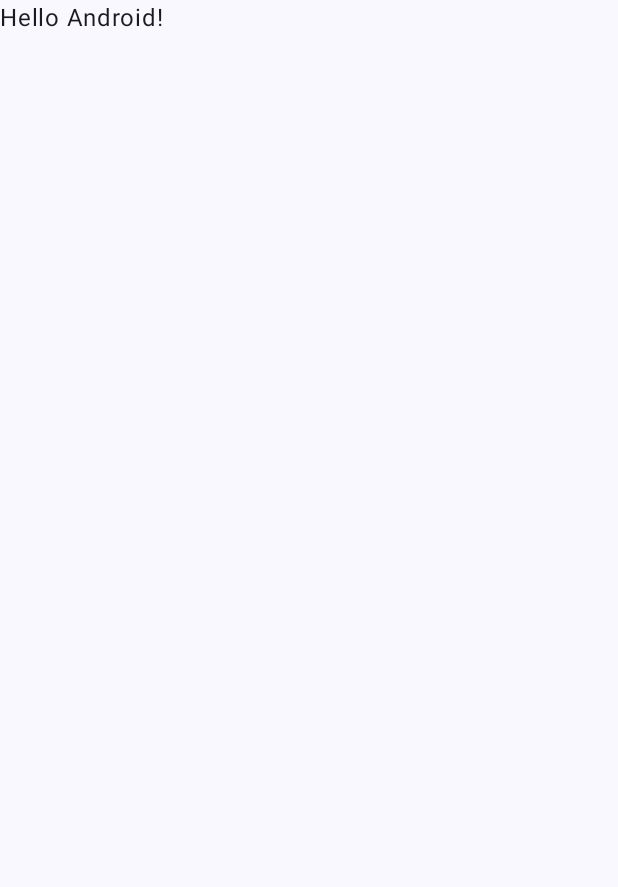
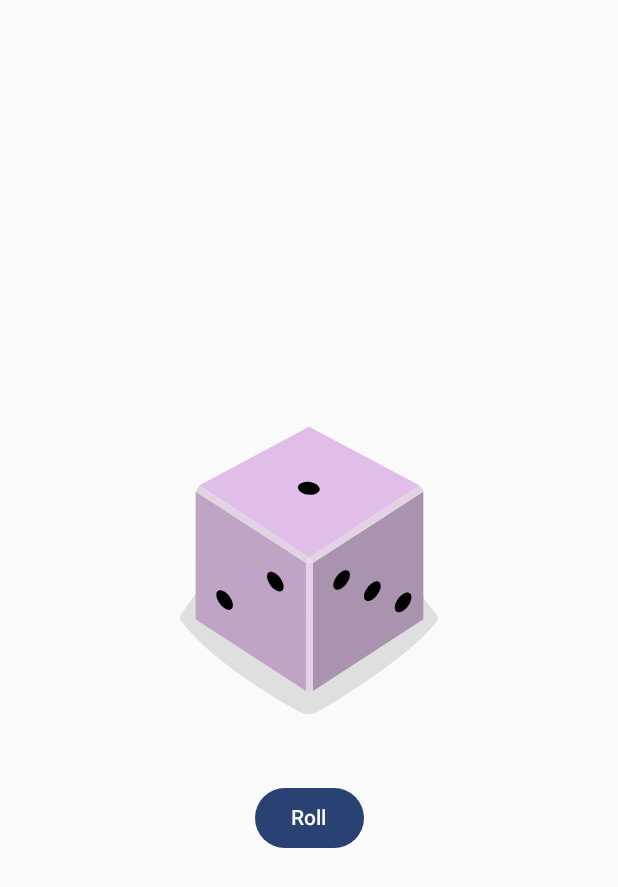
Before and after one commit to laura7durieux/AndroidAppTraining, an Android app built with Jetpack Compose: the screen it shows after launch (MainActivity), on a phone screen of 412 x 824 dp. Before the commit the part shown is almost empty. Shown: the top 887 px of the screen. Run offline under Robolectric (Android 15) with nearby library versions, the light colour scheme and no system bars.

Commit message:
Diceprojet done

```diff
--- a/RollerDice/app/src/main/java/com/example/rollerdice/MainActivity.kt
+++ b/RollerDice/app/src/main/java/com/example/rollerdice/MainActivity.kt
@@ -3,14 +3,31 @@
 import android.os.Bundle
 import androidx.activity.ComponentActivity
 import androidx.activity.compose.setContent
+import androidx.compose.foundation.Image
+import androidx.compose.foundation.layout.Arrangement
+import androidx.compose.foundation.layout.Column
+import androidx.compose.foundation.layout.Spacer
 import androidx.compose.foundation.layout.fillMaxSize
+import androidx.compose.foundation.layout.height
+import androidx.compose.foundation.layout.wrapContentSize
+import androidx.compose.material3.Button
 import androidx.compose.material3.MaterialTheme
 import androidx.compose.material3.Surface
 import androidx.compose.material3.Text
 import androidx.compose.runtime.Composable
+import androidx.compose.runtime.getValue
+import androidx.compose.runtime.mutableStateOf
+import androidx.compose.runtime.remember
+import androidx.compose.runtime.setValue
+import androidx.compose.ui.Alignment
+import androidx.compose.ui.Alignment.Companion.CenterVertically
 import androidx.compose.ui.Modifier
+import androidx.compose.ui.res.painterResource
+import androidx.compose.ui.res.stringResource
 import androidx.compose.ui.tooling.preview.Preview
+import androidx.compose.ui.unit.dp
 import com.example.rollerdice.ui.theme.RollerDiceTheme
+import java.nio.file.WatchEvent
 
 /* Link to the course:
 https://developer.android.com/codelabs/basic-android-kotlin-compose-build-a-dice-roller-app?continue=https%3A%2F%2Fdeveloper.android.com%2Fcourses%2Fpathways%2Fandroid-basics-compose-unit-2-pathway-2%23codelab-https%3A%2F%2Fdeveloper.android.com%2Fcodelabs%2Fbasic-android-kotlin-compose-build-a-dice-roller-app#2
@@ -22,30 +39,49 @@
         super.onCreate(savedInstanceState)
         setContent {
             RollerDiceTheme {
-                // A surface container using the 'background' color from the theme
-                Surface(
-                    modifier = Modifier.fillMaxSize(),
-                    color = MaterialTheme.colorScheme.background
-                ) {
-                    Greeting("Android")
-                }
+                DiceRollerApp()
+
             }
         }
     }
 }
 
 @Composable
-fun Greeting(name: String, modifier: Modifier = Modifier) {
-    Text(
-        text = "Hello $name!",
-        modifier = modifier
-    )
+fun DiceWithButtonAndImage(modifier: Modifier = Modifier
+    .fillMaxSize()
+    .wrapContentSize(Alignment.Center)) {
+
+    // Initialize variable
+    var result by remember{mutableStateOf(1)}
+    val imageResource = when (result) {
+        1 -> R.drawable.dice_1
+        2 -> R.drawable.dice_2
+        3 -> R.drawable.dice_3
+        4 -> R.drawable.dice_4
+        5 -> R.drawable.dice_5
+        else -> R.drawable.dice_6
+    }
+
+    // Create organisation
+    Column(
+        modifier = Modifier
+            .fillMaxSize(),
+        horizontalAlignment = Alignment.CenterHorizontally,
+        verticalArrangement = Arrangement.Center,
+    ) {
+        Image(
+            painter = painterResource(imageResource),
+            contentDescription = result.toString()
+        )
+        Spacer(modifier = Modifier.height(16.dp))
+        Button(onClick = { result = (1..6).random() }) {
+            Text(stringResource(R.string.roll))
+        }
+    }
 }
 
 @Preview(showBackground = true)
 @Composable
-fun GreetingPreview() {
-    RollerDiceTheme {
-        Greeting("Android")
-    }
+fun DiceRollerApp() {
+    DiceWithButtonAndImage(modifier=Modifier)
 }
--- /dev/null
+++ b/RollerDice/app/src/main/res/drawable/dice_1.xml
@@ -0,0 +1,66 @@
+<!--
+  ~ Copyright 2022, The Android Open Source Project
+  ~
+  ~ Licensed under the Apache License, Version 2.0 (the "License");
+  ~ you may not use this file except in compliance with the License.
+  ~ You may obtain a copy of the License at
+  ~
+  ~     http://www.apache.org/licenses/LICENSE-2.0
+  ~
+  ~ Unless required by applicable law or agreed to in writing, software
+  ~ distributed under the License is distributed on an "AS IS" BASIS,
+  ~ WITHOUT WARRANTIES OR CONDITIONS OF ANY KIND, either express or implied.
+  ~ See the License for the specific language governing permissions and
+  ~ limitations under the License.
+  -->
+
+<vector xmlns:android="http://schemas.android.com/apk/res/android"
+    android:width="200dp"
+    android:height="250dp"
+    android:viewportWidth="800"
+    android:viewportHeight="1000">
+    <path
+        android:fillAlpha="0.5"
+        android:fillColor="#C5C4C4"
+        android:pathData="M740.8,635.42c-68.27,90.47 -249.77,201.76 -316,240.63a50.7,50.7 0,0 1,-49.93 0.81c-64.19,-35 -234.09,-133.88 -315.65,-242a14.69,14.69 0,0 1,-0.12 -17.49c77.58,-106.29 159.67,-258.89 341.06,-258.89 182,0 242.19,139.08 340.27,258.88A14.62,14.62 0,0 1,740.8 635.42Z"
+        android:strokeAlpha="0.5" />
+    <path
+        android:fillColor="#AA93AE"
+        android:pathData="M704.9,630l-294.29,191.06l0,-340.85l294.29,-191.06l0,340.85z" />
+    <path
+        android:fillColor="#C0A4C5"
+        android:pathData="M97.59,630l294.29,191.06l0,-340.85l-294.29,-191.06l0,340.85z" />
+    <path
+        android:fillColor="#E1BEE7"
+        android:pathData="M400.14,464.73l-293.19,-191.45l293.19,-156.31l295.39,156.31l-295.39,191.45z" />
+    <path
+        android:fillColor="#E2D3E4"
+        android:pathData="M106.95,273.28l-9.36,15.87l294.29,191.06l8.26,-15.48l-293.19,-191.45z" />
+    <path
+        android:fillColor="#E2D3E4"
+        android:pathData="M695.53,273.28l9.37,15.87l-294.29,191.06l-10.47,-15.48l295.39,-191.45z" />
+    <path
+        android:fillColor="#E2D3E4"
+        android:pathData="M391.88,480.21h18.73v340.85h-18.73z" />
+    <path
+        android:fillColor="#E7DCE8"
+        android:pathData="M400.14,464.73l-8.26,15.48l18.73,0l-10.47,-15.48z" />
+    <path
+        android:fillColor="#000000"
+        android:pathData="M397.45,297.62a16.9,28.71 97.07,1 0,4.16 -33.54a16.9,28.71 97.07,1 0,-4.16 33.54z" />
+    <path
+        android:fillColor="#000000"
+        android:pathData="M297.17,539.02a30.12,16.11 53.82,1 0,26.01 -19.02a30.12,16.11 53.82,1 0,-26.01 19.02z" />
+    <path
+        android:fillColor="#000000"
+        android:pathData="M161.96,588.24a30.12,16.11 53.82,1 0,26.01 -19.02a30.12,16.11 53.82,1 0,-26.01 19.02z" />
+    <path
+        android:fillColor="#000000"
+        android:pathData="M551.15,579.45a30.12,16.11 126.18,1 0,35.56 -48.62a30.12,16.11 126.18,1 0,-35.56 48.62z" />
+    <path
+        android:fillColor="#000000"
+        android:pathData="M469.12,549.58a30.12,16.11 126.18,1 0,35.56 -48.62a30.12,16.11 126.18,1 0,-35.56 48.62z" />
+    <path
+        android:fillColor="#000000"
+        android:pathData="M633.17,609.29a30.12,16.11 126.18,1 0,35.56 -48.62a30.12,16.11 126.18,1 0,-35.56 48.62z" />
+</vector>
--- /dev/null
+++ b/RollerDice/app/src/main/res/drawable/dice_2.xml
@@ -0,0 +1,66 @@
+<!--
+  ~ Copyright 2022, The Android Open Source Project
+  ~
+  ~ Licensed under the Apache License, Version 2.0 (the "License");
+  ~ you may not use this file except in compliance with the License.
+  ~ You may obtain a copy of the License at
+  ~
+  ~     http://www.apache.org/licenses/LICENSE-2.0
+  ~
+  ~ Unless required by applicable law or agreed to in writing, software
+  ~ distributed under the License is distributed on an "AS IS" BASIS,
+  ~ WITHOUT WARRANTIES OR CONDITIONS OF ANY KIND, either express or implied.
+  ~ See the License for the specific language governing permissions and
+  ~ limitations under the License.
+  -->
+
+<vector xmlns:android="http://schemas.android.com/apk/res/android"
+    android:width="200dp"
+    android:height="250dp"
+    android:viewportWidth="800"
+    android:viewportHeight="1000">
+    <path
+        android:fillAlpha="0.5"
+        android:fillColor="#C5C4C4"
+        android:pathData="M740.8,635.42c-68.27,90.47 -249.77,201.76 -316,240.63a50.7,50.7 0,0 1,-49.93 0.81c-64.19,-35 -234.09,-133.88 -315.65,-242a14.69,14.69 0,0 1,-0.12 -17.49c77.58,-106.29 159.67,-258.89 341.06,-258.89 182,0 242.19,139.08 340.27,258.88A14.62,14.62 0,0 1,740.8 635.42Z"
+        android:strokeAlpha="0.5" />
+    <path
+        android:fillColor="#AA93AE"
+        android:pathData="M704.9,630l-294.29,191.06l0,-340.85l294.29,-191.06l0,340.85z" />
+    <path
+        android:fillColor="#C0A4C5"
+        android:pathData="M97.59,630l294.29,191.06l0,-340.85l-294.29,-191.06l0,340.85z" />
+    <path
+        android:fillColor="#E1BEE7"
+        android:pathData="M400.14,464.73l-293.19,-191.45l293.19,-156.31l295.39,156.31l-295.39,191.45z" />
+    <path
+        android:fillColor="#E2D3E4"
+        android:pathData="M106.95,273.28l-9.36,15.87l294.29,191.06l8.26,-15.48l-293.19,-191.45z" />
+    <path
+        android:fillColor="#E2D3E4"
+        android:pathData="M695.53,273.28l9.37,15.87l-294.29,191.06l-10.47,-15.48l295.39,-191.45z" />
+    <path
+        android:fillColor="#E2D3E4"
+        android:pathData="M391.88,480.21h18.73v340.85h-18.73z" />
+    <path
+        android:fillColor="#E7DCE8"
+        android:pathData="M400.14,464.73l-8.26,15.48l18.73,0l-10.47,-15.48z" />
+    <path
+        android:fillColor="#000000"
+        android:pathData="M520.85,303.25a16.9,28.71 97.07,1 0,4.16 -33.54a16.9,28.71 97.07,1 0,-4.16 33.54z" />
+    <path
+        android:fillColor="#000000"
+        android:pathData="M273.33,291.99a16.9,28.71 97.07,1 0,4.16 -33.54a16.9,28.71 97.07,1 0,-4.16 33.54z" />
+    <path
+        android:fillColor="#000000"
+        android:pathData="M229.56,563.64a30.12,16.11 53.82,1 0,26.01 -19.02a30.12,16.11 53.82,1 0,-26.01 19.02z" />
+    <path
+        android:fillColor="#000000"
+        android:pathData="M311.58,533.77a30.12,16.11 53.82,1 0,26.01 -19.02a30.12,16.11 53.82,1 0,-26.01 19.02z" />
+    <path
+        android:fillColor="#000000"
+        android:pathData="M147.54,593.49a30.12,16.11 53.82,1 0,26.01 -19.02a30.12,16.11 53.82,1 0,-26.01 19.02z" />
+    <path
+        android:fillColor="#000000"
+        android:pathData="M551.15,579.45a30.12,16.11 126.18,1 0,35.56 -48.62a30.12,16.11 126.18,1 0,-35.56 48.62z" />
+</vector>
--- /dev/null
+++ b/RollerDice/app/src/main/res/drawable/dice_3.xml
@@ -0,0 +1,66 @@
+<!--
+  ~ Copyright 2022, The Android Open Source Project
+  ~
+  ~ Licensed under the Apache License, Version 2.0 (the "License");
+  ~ you may not use this file except in compliance with the License.
+  ~ You may obtain a copy of the License at
+  ~
+  ~     http://www.apache.org/licenses/LICENSE-2.0
+  ~
+  ~ Unless required by applicable law or agreed to in writing, software
+  ~ distributed under the License is distributed on an "AS IS" BASIS,
+  ~ WITHOUT WARRANTIES OR CONDITIONS OF ANY KIND, either express or implied.
+  ~ See the License for the specific language governing permissions and
+  ~ limitations under the License.
+  -->
+
+<vector xmlns:android="http://schemas.android.com/apk/res/android"
+    android:width="200dp"
+    android:height="250dp"
+    android:viewportWidth="800"
+    android:viewportHeight="1000">
+    <path
+        android:fillAlpha="0.5"
+        android:fillColor="#C5C4C4"
+        android:pathData="M740.8,635.42c-68.27,90.47 -249.77,201.76 -316,240.63a50.7,50.7 0,0 1,-49.93 0.81c-64.19,-35 -234.09,-133.88 -315.65,-242a14.69,14.69 0,0 1,-0.12 -17.49c77.58,-106.29 159.67,-258.89 341.06,-258.89 182,0 242.19,139.08 340.27,258.88A14.62,14.62 0,0 1,740.8 635.42Z"
+        android:strokeAlpha="0.5" />
+    <path
+        android:fillColor="#AA93AE"
+        android:pathData="M704.9,630l-294.29,191.06l0,-340.85l294.29,-191.06l0,340.85z" />
+    <path
+        android:fillColor="#C0A4C5"
+        android:pathData="M97.59,630l294.29,191.06l0,-340.85l-294.29,-191.06l0,340.85z" />
+    <path
+        android:fillColor="#E1BEE7"
+        android:pathData="M400.14,464.73l-293.19,-191.45l293.19,-156.31l295.39,156.31l-295.39,191.45z" />
+    <path
+        android:fillColor="#E2D3E4"
+        android:pathData="M106.95,273.28l-9.36,15.87l294.29,191.06l8.26,-15.48l-293.19,-191.45z" />
+    <path
+        android:fillColor="#E2D3E4"
+        android:pathData="M695.53,273.28l9.37,15.87l-294.29,191.06l-10.47,-15.48l295.39,-191.45z" />
+    <path
+        android:fillColor="#E2D3E4"
+        android:pathData="M391.88,480.21h18.73v340.85h-18.73z" />
+    <path
+        android:fillColor="#E7DCE8"
+        android:pathData="M400.14,464.73l-8.26,15.48l18.73,0l-10.47,-15.48z" />
+    <path
+        android:fillColor="#000000"
+        android:pathData="M398.11,297.62a16.9,28.71 97.07,1 0,4.16 -33.54a16.9,28.71 97.07,1 0,-4.16 33.54z" />
+    <path
+        android:fillColor="#000000"
+        android:pathData="M548.27,304.46a16.9,28.71 97.07,1 0,4.16 -33.54a16.9,28.71 97.07,1 0,-4.16 33.54z" />
+    <path
+        android:fillColor="#000000"
+        android:pathData="M247.95,290.79a16.9,28.71 97.07,1 0,4.16 -33.54a16.9,28.71 97.07,1 0,-4.16 33.54z" />
+    <path
+        android:fillColor="#000000"
+        android:pathData="M229.56,563.64a30.12,16.11 53.82,1 0,26.01 -19.02a30.12,16.11 53.82,1 0,-26.01 19.02z" />
+    <path
+        android:fillColor="#000000"
+        android:pathData="M483.54,554.83a30.12,16.11 126.18,1 0,35.56 -48.62a30.12,16.11 126.18,1 0,-35.56 48.62z" />
+    <path
+        android:fillColor="#000000"
+        android:pathData="M618.75,604.04a30.12,16.11 126.18,1 0,35.56 -48.62a30.12,16.11 126.18,1 0,-35.56 48.62z" />
+</vector>
--- /dev/null
+++ b/RollerDice/app/src/main/res/drawable/dice_4.xml
@@ -0,0 +1,69 @@
+<!--
+  ~ Copyright 2022, The Android Open Source Project
+  ~
+  ~ Licensed under the Apache License, Version 2.0 (the "License");
+  ~ you may not use this file except in compliance with the License.
+  ~ You may obtain a copy of the License at
+  ~
+  ~     http://www.apache.org/licenses/LICENSE-2.0
+  ~
+  ~ Unless required by applicable law or agreed to in writing, software
+  ~ distributed under the License is distributed on an "AS IS" BASIS,
+  ~ WITHOUT WARRANTIES OR CONDITIONS OF ANY KIND, either express or implied.
+  ~ See the License for the specific language governing permissions and
+  ~ limitations under the License.
+  -->
+
+<vector xmlns:android="http://schemas.android.com/apk/res/android"
+    android:width="200dp"
+    android:height="250dp"
+    android:viewportWidth="800"
+    android:viewportHeight="1000">
+    <path
+        android:fillAlpha="0.5"
+        android:fillColor="#C5C4C4"
+        android:pathData="M740.8,635.42c-68.27,90.47 -249.77,201.76 -316,240.63a50.7,50.7 0,0 1,-49.93 0.81c-64.19,-35 -234.09,-133.88 -315.65,-242a14.69,14.69 0,0 1,-0.12 -17.49c77.58,-106.29 159.67,-258.89 341.06,-258.89 182,0 242.19,139.08 340.27,258.88A14.62,14.62 0,0 1,740.8 635.42Z"
+        android:strokeAlpha="0.5" />
+    <path
+        android:fillColor="#AA93AE"
+        android:pathData="M704.9,630l-294.29,191.06l0,-340.85l294.29,-191.06l0,340.85z" />
+    <path
+        android:fillColor="#C0A4C5"
+        android:pathData="M97.59,630l294.29,191.06l0,-340.85l-294.29,-191.06l0,340.85z" />
+    <path
+        android:fillColor="#E1BEE7"
+        android:pathData="M400.14,464.73l-293.19,-191.45l293.19,-156.31l295.39,156.31l-295.39,191.45z" />
+    <path
+        android:fillColor="#E2D3E4"
+        android:pathData="M106.95,273.28l-9.36,15.87l294.29,191.06l8.26,-15.48l-293.19,-191.45z" />
+    <path
+        android:fillColor="#E2D3E4"
+        android:pathData="M695.53,273.28l9.37,15.87l-294.29,191.06l-10.47,-15.48l295.39,-191.45z" />
+    <path
+        android:fillColor="#E2D3E4"
+        android:pathData="M391.88,480.21h18.73v340.85h-18.73z" />
+    <path
+        android:fillColor="#E7DCE8"
+        android:pathData="M400.14,464.73l-8.26,15.48l18.73,0l-10.47,-15.48z" />
+    <path
+        android:fillColor="#000000"
+        android:pathData="M530.08,303.65a16.9,28.71 97.07,1 0,4.16 -33.54a16.9,28.71 97.07,1 0,-4.16 33.54z" />
+    <path
+        android:fillColor="#000000"
+        android:pathData="M389.68,218.17a16.9,28.71 97.07,1 0,4.16 -33.54a16.9,28.71 97.07,1 0,-4.16 33.54z" />
+    <path
+        android:fillColor="#000000"
+        android:pathData="M405.35,377.09a16.9,28.71 97.07,1 0,4.16 -33.54a16.9,28.71 97.07,1 0,-4.16 33.54z" />
+    <path
+        android:fillColor="#000000"
+        android:pathData="M264.95,291.6a16.9,28.71 97.07,1 0,4.16 -33.54a16.9,28.71 97.07,1 0,-4.16 33.54z" />
+    <path
+        android:fillColor="#000000"
+        android:pathData="M297.17,541.59a30.12,16.11 53.82,1 0,26.01 -19.02a30.12,16.11 53.82,1 0,-26.01 19.02z" />
+    <path
+        android:fillColor="#000000"
+        android:pathData="M161.96,590.81a30.12,16.11 53.82,1 0,26.01 -19.02a30.12,16.11 53.82,1 0,-26.01 19.02z" />
+    <path
+        android:fillColor="#000000"
+        android:pathData="M551.15,579.45a30.12,16.11 126.18,1 0,35.56 -48.62a30.12,16.11 126.18,1 0,-35.56 48.62z" />
+</vector>
--- /dev/null
+++ b/RollerDice/app/src/main/res/drawable/dice_5.xml
@@ -0,0 +1,75 @@
+<!--
+  ~ Copyright 2022, The Android Open Source Project
+  ~
+  ~ Licensed under the Apache License, Version 2.0 (the "License");
+  ~ you may not use this file except in compliance with the License.
+  ~ You may obtain a copy of the License at
+  ~
+  ~     http://www.apache.org/licenses/LICENSE-2.0
+  ~
+  ~ Unless required by applicable law or agreed to in writing, software
+  ~ distributed under the License is distributed on an "AS IS" BASIS,
+  ~ WITHOUT WARRANTIES OR CONDITIONS OF ANY KIND, either express or implied.
+  ~ See the License for the specific language governing permissions and
+  ~ limitations under the License.
+  -->
+
+<vector xmlns:android="http://schemas.android.com/apk/res/android"
+    android:width="200dp"
+    android:height="250dp"
+    android:viewportWidth="800"
+    android:viewportHeight="1000">
+    <path
+        android:fillAlpha="0.5"
+        android:fillColor="#C5C4C4"
+        android:pathData="M740.8,635.42c-68.27,90.47 -249.77,201.76 -316,240.63a50.7,50.7 0,0 1,-49.93 0.81c-64.19,-35 -234.09,-133.88 -315.65,-242a14.69,14.69 0,0 1,-0.12 -17.49c77.58,-106.29 159.67,-258.89 341.06,-258.89 182,0 242.19,139.08 340.27,258.88A14.62,14.62 0,0 1,740.8 635.42Z"
+        android:strokeAlpha="0.5" />
+    <path
+        android:fillColor="#AA93AE"
+        android:pathData="M704.9,630l-294.29,191.06l0,-340.85l294.29,-191.06l0,340.85z" />
+    <path
+        android:fillColor="#C0A4C5"
+        android:pathData="M97.59,630l294.29,191.06l0,-340.85l-294.29,-191.06l0,340.85z" />
+    <path
+        android:fillColor="#E1BEE7"
+        android:pathData="M400.14,464.73l-293.19,-191.45l293.19,-156.31l295.39,156.31l-295.39,191.45z" />
+    <path
+        android:fillColor="#E2D3E4"
+        android:pathData="M106.95,273.28l-9.36,15.87l294.29,191.06l8.26,-15.48l-293.19,-191.45z" />
+    <path
+        android:fillColor="#E2D3E4"
+        android:pathData="M695.53,273.28l9.37,15.87l-294.29,191.06l-10.47,-15.48l295.39,-191.45z" />
+    <path
+        android:fillColor="#E2D3E4"
+        android:pathData="M391.88,480.21h18.73v340.85h-18.73z" />
+    <path
+        android:fillColor="#E7DCE8"
+        android:pathData="M400.14,464.73l-8.26,15.48l18.73,0l-10.47,-15.48z" />
+    <path
+        android:fillColor="#000000"
+        android:pathData="M397.05,297.63a16.9,28.71 97.07,1 0,4.16 -33.54a16.9,28.71 97.07,1 0,-4.16 33.54z" />
+    <path
+        android:fillColor="#000000"
+        android:pathData="M547.21,304.45a16.9,28.71 97.07,1 0,4.16 -33.54a16.9,28.71 97.07,1 0,-4.16 33.54z" />
+    <path
+        android:fillColor="#000000"
+        android:pathData="M388.17,207.62a16.9,28.71 97.07,1 0,4.16 -33.54a16.9,28.71 97.07,1 0,-4.16 33.54z" />
+    <path
+        android:fillColor="#000000"
+        android:pathData="M405.93,387.62a16.9,28.71 97.07,1 0,4.16 -33.54a16.9,28.71 97.07,1 0,-4.16 33.54z" />
+    <path
+        android:fillColor="#000000"
+        android:pathData="M246.89,290.79a16.9,28.71 97.07,1 0,4.16 -33.54a16.9,28.71 97.07,1 0,-4.16 33.54z" />
+    <path
+        android:fillColor="#000000"
+        android:pathData="M229.56,563.64a30.12,16.11 53.82,1 0,26.01 -19.02a30.12,16.11 53.82,1 0,-26.01 19.02z" />
+    <path
+        android:fillColor="#000000"
+        android:pathData="M551.15,579.45a30.12,16.11 126.18,1 0,35.56 -48.62a30.12,16.11 126.18,1 0,-35.56 48.62z" />
+    <path
+        android:fillColor="#000000"
+        android:pathData="M469.12,549.58a30.12,16.11 126.18,1 0,35.56 -48.62a30.12,16.11 126.18,1 0,-35.56 48.62z" />
+    <path
+        android:fillColor="#000000"
+        android:pathData="M633.17,609.29a30.12,16.11 126.18,1 0,35.56 -48.62a30.12,16.11 126.18,1 0,-35.56 48.62z" />
+</vector>
--- /dev/null
+++ b/RollerDice/app/src/main/res/drawable/dice_6.xml
@@ -0,0 +1,81 @@
+<!--
+  ~ Copyright 2022, The Android Open Source Project
+  ~
+  ~ Licensed under the Apache License, Version 2.0 (the "License");
+  ~ you may not use this file except in compliance with the License.
+  ~ You may obtain a copy of the License at
+  ~
+  ~     http://www.apache.org/licenses/LICENSE-2.0
+  ~
+  ~ Unless required by applicable law or agreed to in writing, software
+  ~ distributed under the License is distributed on an "AS IS" BASIS,
+  ~ WITHOUT WARRANTIES OR CONDITIONS OF ANY KIND, either express or implied.
+  ~ See the License for the specific language governing permissions and
+  ~ limitations under the License.
+  -->
+
+<vector xmlns:android="http://schemas.android.com/apk/res/android"
+    android:width="200dp"
+    android:height="250dp"
+    android:viewportWidth="800"
+    android:viewportHeight="1000">
+    <path
+        android:fillAlpha="0.5"
+        android:fillColor="#C5C4C4"
+        android:pathData="M740.8,635.42c-68.27,90.47 -249.77,201.76 -316,240.63a50.7,50.7 0,0 1,-49.93 0.81c-64.19,-35 -234.09,-133.88 -315.65,-242a14.69,14.69 0,0 1,-0.12 -17.49c77.58,-106.29 159.67,-258.89 341.06,-258.89 182,0 242.19,139.08 340.27,258.88A14.62,14.62 0,0 1,740.8 635.42Z"
+        android:strokeAlpha="0.5" />
+    <path
+        android:fillColor="#AA93AE"
+        android:pathData="M704.9,630l-294.29,191.06l0,-340.85l294.29,-191.06l0,340.85z" />
+    <path
+        android:fillColor="#C0A4C5"
+        android:pathData="M97.59,630l294.29,191.06l0,-340.85l-294.29,-191.06l0,340.85z" />
+    <path
+        android:fillColor="#E1BEE7"
+        android:pathData="M400.14,464.73l-293.19,-191.45l293.19,-156.31l295.39,156.31l-295.39,191.45z" />
+    <path
+        android:fillColor="#E2D3E4"
+        android:pathData="M106.95,273.28l-9.36,15.87l294.29,191.06l8.26,-15.48l-293.19,-191.45z" />
+    <path
+        android:fillColor="#E2D3E4"
+        android:pathData="M695.53,273.28l9.37,15.87l-294.29,191.06l-10.47,-15.48l295.39,-191.45z" />
+    <path
+        android:fillColor="#E2D3E4"
+        android:pathData="M391.88,480.21h18.73v340.85h-18.73z" />
+    <path
+        android:fillColor="#E7DCE8"
+        android:pathData="M400.14,464.73l-8.26,15.48l18.73,0l-10.47,-15.48z" />
+    <path
+        android:fillColor="#000000"
+        android:pathData="M326.53,254.89a16.9,28.71 97.07,1 0,4.16 -33.54a16.9,28.71 97.07,1 0,-4.16 33.54z" />
+    <path
+        android:fillColor="#000000"
+        android:pathData="M537.57,298.78a16.9,28.71 97.07,1 0,4.16 -33.54a16.9,28.71 97.07,1 0,-4.16 33.54z" />
+    <path
+        android:fillColor="#000000"
+        android:pathData="M397.17,213.3a16.9,28.71 97.07,1 0,4.16 -33.54a16.9,28.71 97.07,1 0,-4.16 33.54z" />
+    <path
+        android:fillColor="#000000"
+        android:pathData="M396.31,381.95a16.9,28.71 97.07,1 0,4.16 -33.54a16.9,28.71 97.07,1 0,-4.16 33.54z" />
+    <path
+        android:fillColor="#000000"
+        android:pathData="M255.91,296.47a16.9,28.71 97.07,1 0,4.16 -33.54a16.9,28.71 97.07,1 0,-4.16 33.54z" />
+    <path
+        android:fillColor="#000000"
+        android:pathData="M466.93,340.37a16.9,28.71 97.07,1 0,4.16 -33.54a16.9,28.71 97.07,1 0,-4.16 33.54z" />
+    <path
+        android:fillColor="#000000"
+        android:pathData="M230,563.64a30.12,16.11 53.82,1 0,26.01 -19.02a30.12,16.11 53.82,1 0,-26.01 19.02z" />
+    <path
+        android:fillColor="#000000"
+        android:pathData="M312.02,533.78a30.12,16.11 53.82,1 0,26.01 -19.02a30.12,16.11 53.82,1 0,-26.01 19.02z" />
+    <path
+        android:fillColor="#000000"
+        android:pathData="M147.96,593.48a30.12,16.11 53.82,1 0,26.01 -19.02a30.12,16.11 53.82,1 0,-26.01 19.02z" />
+    <path
+        android:fillColor="#000000"
+        android:pathData="M483.54,554.83a30.12,16.11 126.18,1 0,35.56 -48.62a30.12,16.11 126.18,1 0,-35.56 48.62z" />
+    <path
+        android:fillColor="#000000"
+        android:pathData="M618.75,604.04a30.12,16.11 126.18,1 0,35.56 -48.62a30.12,16.11 126.18,1 0,-35.56 48.62z" />
+</vector>
--- a/RollerDice/app/src/main/res/values/strings.xml
+++ b/RollerDice/app/src/main/res/values/strings.xml
@@ -1,3 +1,4 @@
 <resources>
     <string name="app_name">RollerDice</string>
+    <string name="roll">Roll</string>
 </resources>
```
